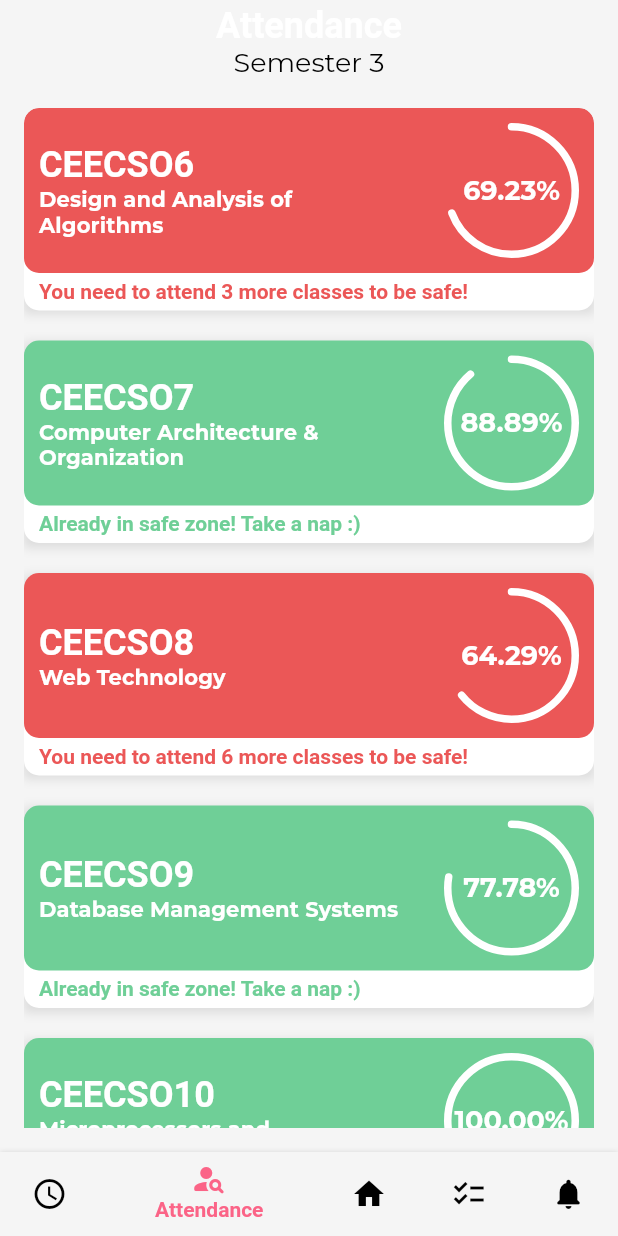
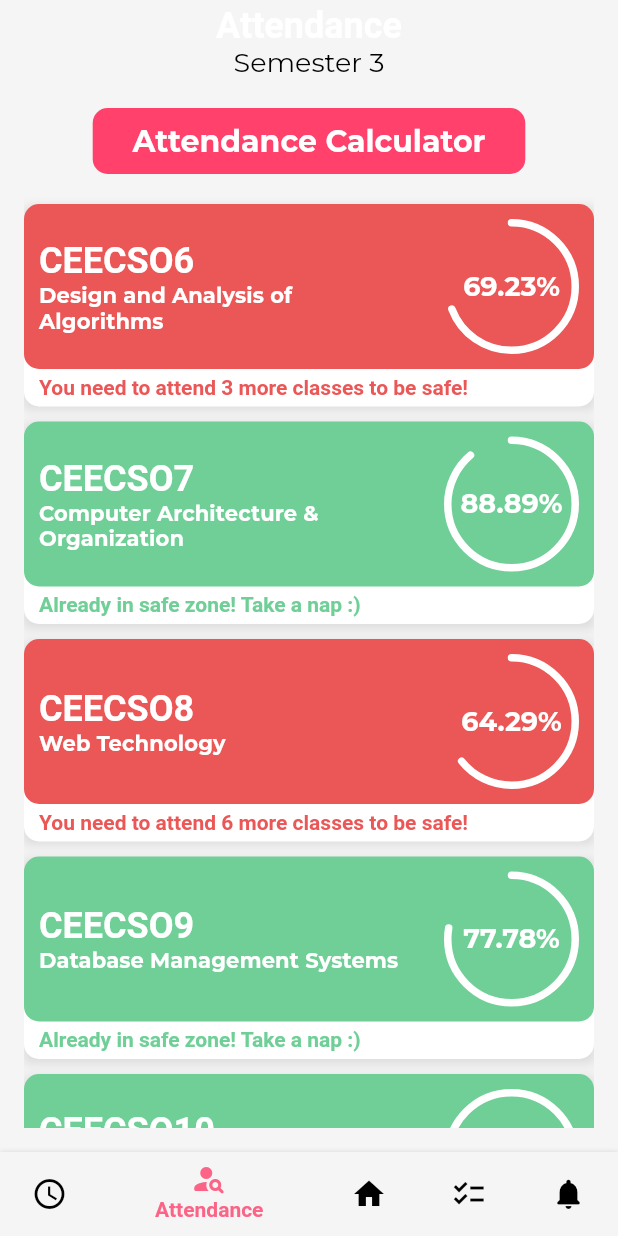
Before and after one commit to PriyanshuSharma23/nsut_clone, a Flutter app: the screen it shows after launch, swiped to page 2, on a phone screen of 412 x 824 dp. Run offline on Flutter 3.47's test engine with Material 2 defaults, Android fonts, the phone set to English and light mode, and no system bars; drawn by our look-alikes of percent_indicator; our stand-ins replace get, google_fonts, timeline_tile; statements that could not run were skipped.

Commit message:
attendance calculations done

```diff
--- a/lib/screens/attendance_page.dart
+++ b/lib/screens/attendance_page.dart
@@ -2,6 +2,7 @@ import 'package:flutter/material.dart';
 import 'package:get/get.dart';
 import 'package:nsutx/Controllers/attendance_controller.dart';
 import 'package:nsutx/widgets/attendance_card.dart';
+import 'package:nsutx/widgets/custom_button.dart';
 
 class AttendancePage extends StatelessWidget {
   AttendancePage({Key? key}) : super(key: key);
@@ -34,25 +35,48 @@ class AttendancePage extends StatelessWidget {
             topLeft: Radius.circular(10),
             topRight: Radius.circular(10),
           ),
-          child: Obx(
-            () => ListView.separated(
-              itemBuilder: (context, index) {
-                return GestureDetector(
+          child: CustomScrollView(
+            slivers: [
+              SliverList(
+                delegate: SliverChildListDelegate([
+                  Center(
+                    child: CustomButton(
+                      onPressed: () {
+                        Get.toNamed('/attendance_calculate');
+                      },
+                      text: 'Attendance Calculator',
+                    ),
+                  ),
+                  const SizedBox(
+                    height: 20,
+                  ),
+                ]),
+              ),
+              SliverList(
+                  delegate: SliverChildBuilderDelegate(
+                (BuildContext context, int index) {
+                  return Obx(() => GestureDetector(
                         onTap: () {
                           Get.toNamed('daily_attendance', arguments: [
                             _attendanceController.courses.elementAt(index)
                           ]);
                         },
-                  child: AttendanceCard(
-                    course: _attendanceController.courses.elementAt(index),
+                        child: Column(
+                          children: [
+                            AttendanceCard(
+                              course: _attendanceController.courses
+                                  .elementAt(index),
                             ),
-                );
+                            const SizedBox(
+                              height: 10,
+                            ),
+                          ],
+                        ),
+                      ));
                 },
-              separatorBuilder: (context, index) {
-                return const SizedBox(height: 20);
-              },
-              itemCount: _attendanceController.courses.length,
-            ),
+                childCount: _attendanceController.courses.length,
+              )),
+            ],
           ),
         ),
       ),
--- a/lib/screens/main_home_screen.dart
+++ b/lib/screens/main_home_screen.dart
@@ -131,9 +131,6 @@ class MainHomeScreen extends StatelessWidget {
                                           style: Get.theme.textTheme.bodyLarge!
                                               .copyWith(
                                             fontWeight: FontWeight.bold,
-                                            color: isDark
-                                                ? Colors.white
-                                                : Colors.black,
                                           ),
                                         ),
                                         progressColor: percentage >=
--- a/lib/theme/dark_theme.dart
+++ b/lib/theme/dark_theme.dart
@@ -4,6 +4,8 @@ import 'base_themes.dart';
 
 const primaryDark = Color(0xFF1B1F2B);
 const secondaryDark = Color(0xFFcd395d);
+
+const buttonDark = Color(0xfffe416d);
 
 const redDark = Color(0xffef5f5d);
 const greenDark = Color(0xff47c27a);
@@ -48,6 +50,14 @@ class DarkTheme with BaseTheme {
         selectedIconTheme: const IconThemeData(
           size: 24,
         ),
-        ));
+      ),
+      sliderTheme: theme.sliderTheme.copyWith(
+        activeTrackColor: secondaryDark,
+        inactiveTrackColor: Colors.white54,
+        thumbColor: secondaryDark,
+        overlayColor: secondaryDark.withAlpha(32),
+        valueIndicatorColor: secondaryDark,
+      ),
+    );
   }
 }
--- a/lib/theme/light_theme.dart
+++ b/lib/theme/light_theme.dart
@@ -4,6 +4,8 @@ import 'base_themes.dart';
 
 const primaryLight = Color(0xFFF5F5F5);
 const secondaryLight = Color(0xFFFB6487);
+
+const buttonLight = Color(0xFFff416b);
 
 const redLight = Color(0xffeb5757);
 const greenLight = Color(0xff6fcf97);
@@ -50,6 +52,13 @@ class LightTheme with BaseTheme {
           size: 24,
         ),
       ),
+      sliderTheme: theme.sliderTheme.copyWith(
+        activeTrackColor: secondaryLight,
+        inactiveTrackColor: Colors.black54,
+        thumbColor: secondaryLight,
+        overlayColor: secondaryLight.withAlpha(32),
+        valueIndicatorColor: secondaryLight,
+      ),
     );
   }
 }
--- /dev/null
+++ b/lib/widgets/custom_button.dart
@@ -0,0 +1,42 @@
+import 'package:flutter/material.dart';
+import 'package:get/get.dart';
+import 'package:nsutx/theme/dark_theme.dart';
+import 'package:nsutx/theme/light_theme.dart';
+
+class CustomButton extends StatelessWidget {
+  final VoidCallback onPressed;
+  final String text;
+
+  const CustomButton({
+    Key? key,
+    required this.onPressed,
+    required this.text,
+  }) : super(key: key);
+
+  @override
+  Widget build(BuildContext context) {
+    final isDark = Get.theme.brightness == Brightness.dark;
+
+    return GestureDetector(
+      onTap: onPressed,
+      child: Container(
+        width: Get.width * 0.7,
+        decoration: BoxDecoration(
+          borderRadius: BorderRadius.circular(10),
+          color: isDark ? buttonDark : buttonLight,
+        ),
+        child: Padding(
+          padding: const EdgeInsets.symmetric(horizontal: 10.0, vertical: 10),
+          child: Text(
+            text,
+            style: Get.theme.textTheme.titleLarge!.copyWith(
+              fontWeight: FontWeight.bold,
+              color: Colors.white,
+            ),
+            textAlign: TextAlign.center,
+          ),
+        ),
+      ),
+    );
+  }
+}
--- a/lib/widgets/elevated_container.dart
+++ b/lib/widgets/elevated_container.dart
@@ -16,6 +16,7 @@ class ElevatedContainer extends StatelessWidget {
     final isDark = Get.theme.brightness == Brightness.dark;
 
     return Container(
+      width: Get.width,
       decoration: BoxDecoration(
         boxShadow: [
           BoxShadow(
```
Also changed, not shown: lib/app_routes.dart (+14 -1 lines), lib/screens/attendance_calculate_screen.dart (added, +332 -0 lines), lib/theme/base_themes.dart (+10 -0 lines), lib/utils/class_counter.dart (+7 -0 lines). Lines whose indentation alone changed are shown as unchanged.
